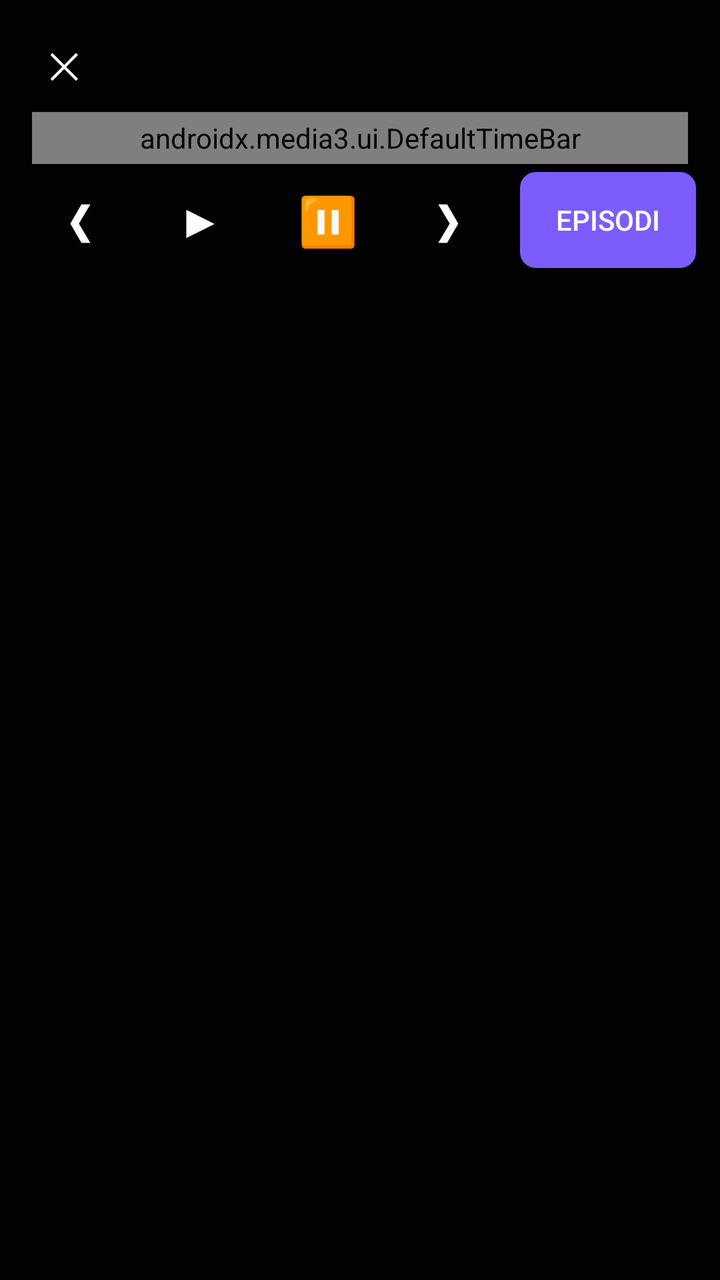
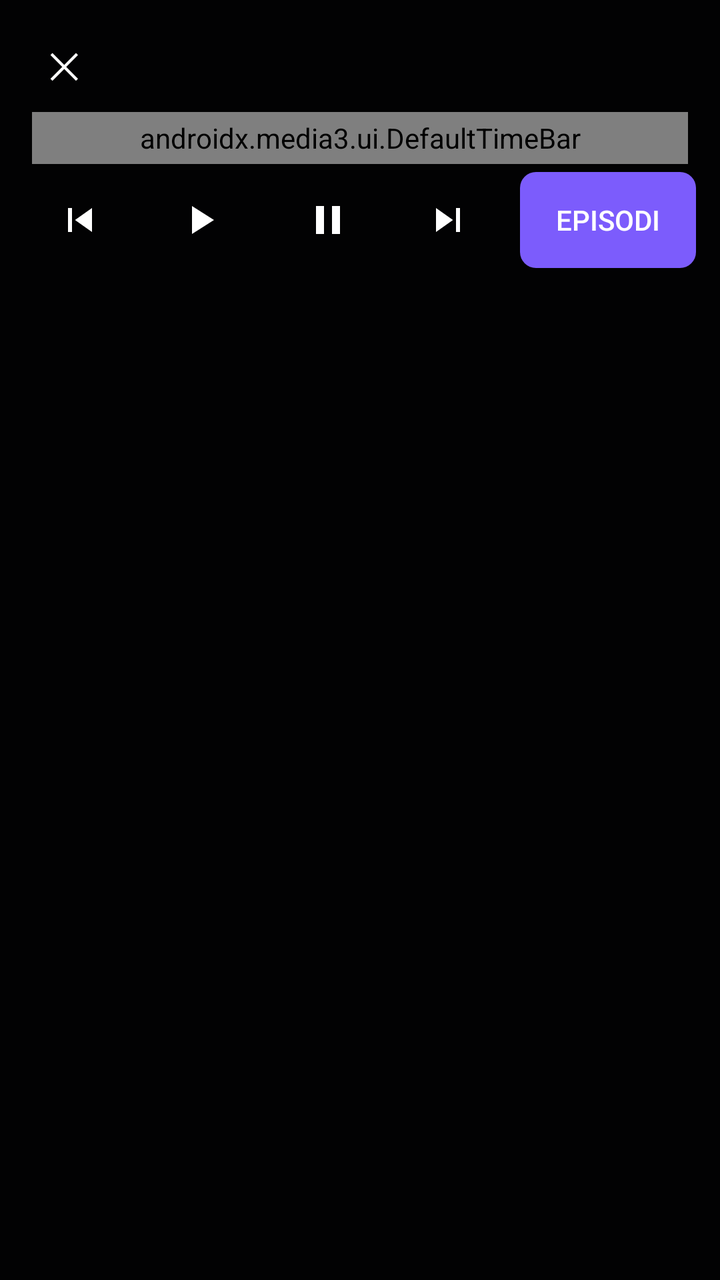

Before-and-after screenshots of an Android layout around one commit, followed by the original layout XML and the change that was made.
<!-- AndroidManifest.xml: application theme AppTheme -->
<!-- res/layout/exo_player_control_view.xml -->
<?xml version="1.0" encoding="utf-8"?>
<LinearLayout xmlns:android="http://schemas.android.com/apk/res/android"
    xmlns:app="http://schemas.android.com/apk/res-auto"
    android:layout_width="match_parent"
    android:layout_height="wrap_content"
    android:layout_gravity="bottom"
    android:background="#CC000000"
    android:orientation="vertical"
    android:padding="8dp">

    <LinearLayout
        android:layout_width="match_parent"
        android:layout_height="wrap_content"
        android:gravity="center_vertical"
        android:orientation="horizontal">

        <Button
            android:id="@+id/c_close"
            android:layout_width="48dp"
            android:layout_height="48dp"
            android:background="?android:attr/selectableItemBackground"
            android:contentDescription="@string/close_player"
            android:text="✕"
            android:textColor="#FFFFFF"
            android:textSize="18sp" />

        <TextView
            android:id="@+id/c_title"
            android:layout_width="0dp"
            android:layout_height="wrap_content"
            android:layout_weight="1"
            android:ellipsize="end"
            android:maxLines="1"
            android:paddingStart="8dp"
            android:paddingEnd="8dp"
            android:textColor="#FFFFFF"
            android:textSize="14sp" />
    </LinearLayout>

    <LinearLayout
        android:layout_width="match_parent"
        android:layout_height="wrap_content"
        android:gravity="center_vertical"
        android:orientation="horizontal">

        <TextView
            android:id="@+id/exo_position"
            android:layout_width="wrap_content"
            android:layout_height="wrap_content"
            android:paddingEnd="8dp"
            android:textColor="#FFFFFF"
            android:textSize="12sp" />

        <androidx.media3.ui.DefaultTimeBar
            android:id="@+id/exo_progress"
            android:layout_width="0dp"
            android:layout_height="26dp"
            android:layout_weight="1"
            app:played_color="@color/accent"
            app:scrubber_color="@color/accent" />

        <TextView
            android:id="@+id/exo_duration"
            android:layout_width="wrap_content"
            android:layout_height="wrap_content"
            android:paddingStart="8dp"
            android:textColor="#FFFFFF"
            android:textSize="12sp" />
    </LinearLayout>

    <LinearLayout
        android:layout_width="match_parent"
        android:layout_height="wrap_content"
        android:gravity="center"
        android:orientation="horizontal">

        <Button
            android:id="@+id/c_prev"
            android:layout_width="56dp"
            android:layout_height="56dp"
            android:background="?android:attr/selectableItemBackground"
            android:contentDescription="@string/prev_episode"
            android:text="❮"
            android:textColor="#FFFFFF"
            android:textSize="22sp" />

        <Button
            android:id="@+id/exo_play"
            android:layout_width="64dp"
            android:layout_height="56dp"
            android:background="?android:attr/selectableItemBackground"
            android:contentDescription="@string/play"
            android:text="▶"
            android:textColor="#FFFFFF"
            android:textSize="24sp" />

        <Button
            android:id="@+id/exo_pause"
            android:layout_width="64dp"
            android:layout_height="56dp"
            android:background="?android:attr/selectableItemBackground"
            android:contentDescription="@string/pause"
            android:text="⏸"
            android:textColor="#FFFFFF"
            android:textSize="24sp" />

        <Button
            android:id="@+id/c_next"
            android:layout_width="56dp"
            android:layout_height="56dp"
            android:background="?android:attr/selectableItemBackground"
            android:contentDescription="@string/next_episode"
            android:text="❯"
            android:textColor="#FFFFFF"
            android:textSize="22sp" />

        <Button
            android:id="@+id/c_episodes"
            android:layout_width="wrap_content"
            android:layout_height="48dp"
            android:layout_marginStart="8dp"
            android:background="@drawable/bg_player_btn"
            android:text="@string/episode_list"
            android:textColor="#FFFFFF"
            android:textSize="14sp" />
    </LinearLayout>
</LinearLayout>
<!-- resources referenced by this layout -->
<resources>
  <color name="accent">#7C5CFC</color>
  <!-- drawable bg_player_btn (drawable) -->
  <?xml version="1.0" encoding="utf-8"?>
  <shape xmlns:android="http://schemas.android.com/apk/res/android" android:shape="rectangle">
      <solid android:color="@color/accent" />
      <corners android:radius="8dp" />
  </shape>
  <string name="close_player">Chiudi player</string>
  <string name="episode_list">Episodi</string>
  <string name="next_episode">Episodio successivo</string>
  <string name="pause">Pausa</string>
  <string name="play">Riproduci</string>
  <string name="prev_episode">Episodio precedente</string>
  <style name="AppTheme" parent="android:Theme.Material.NoActionBar">
          <item name="android:colorPrimary">@color/accent</item>
          <item name="android:colorPrimaryDark">@color/bg</item>
          <item name="android:colorAccent">@color/accent</item>
          <item name="android:windowBackground">@color/bg</item>
          <item name="android:statusBarColor">@color/bg</item>
          <item name="android:navigationBarColor">@color/bg</item>
          <item name="android:textColorPrimary">@color/text_primary</item>
          <item name="android:textColorSecondary">@color/text_secondary</item>
          <item name="android:windowLightStatusBar">false</item>
      </style>
  <color name="bg">#0B0B10</color>
  <color name="text_primary">#FFFFFF</color>
  <color name="text_secondary">#A0A4B8</color>
</resources>

<!-- the commit's change to res/layout/exo_player_control_view.xml (unified diff, before → after) -->
@@ -74,45 +74,37 @@
         android:gravity="center"
         android:orientation="horizontal">
 
-        <Button
+        <ImageButton
             android:id="@+id/c_prev"
             android:layout_width="56dp"
             android:layout_height="56dp"
-            android:background="?android:attr/selectableItemBackground"
+            android:background="?android:attr/selectableItemBackgroundBorderless"
             android:contentDescription="@string/prev_episode"
-            android:text="❮"
-            android:textColor="#FFFFFF"
-            android:textSize="22sp" />
+            android:src="@drawable/ic_prev" />
 
-        <Button
+        <ImageButton
             android:id="@+id/exo_play"
             android:layout_width="64dp"
             android:layout_height="56dp"
-            android:background="?android:attr/selectableItemBackground"
+            android:background="?android:attr/selectableItemBackgroundBorderless"
             android:contentDescription="@string/play"
-            android:text="▶"
-            android:textColor="#FFFFFF"
-            android:textSize="24sp" />
+            android:src="@drawable/ic_play" />
 
-        <Button
+        <ImageButton
             android:id="@+id/exo_pause"
             android:layout_width="64dp"
             android:layout_height="56dp"
-            android:background="?android:attr/selectableItemBackground"
+            android:background="?android:attr/selectableItemBackgroundBorderless"
             android:contentDescription="@string/pause"
-            android:text="⏸"
-            android:textColor="#FFFFFF"
-            android:textSize="24sp" />
+            android:src="@drawable/ic_pause" />
 
-        <Button
+        <ImageButton
             android:id="@+id/c_next"
             android:layout_width="56dp"
             android:layout_height="56dp"
-            android:background="?android:attr/selectableItemBackground"
+            android:background="?android:attr/selectableItemBackgroundBorderless"
             android:contentDescription="@string/next_episode"
-            android:text="❯"
-            android:textColor="#FFFFFF"
-            android:textSize="22sp" />
+            android:src="@drawable/ic_next" />
 
         <Button
             android:id="@+id/c_episodes"
<!-- resource entries referenced after the edit -->
@@ -7,6 +7,42 @@
       <solid android:color="@color/accent" />
       <corners android:radius="8dp" />
   </shape>
+  <!-- drawable ic_next (drawable) -->
+  <?xml version="1.0" encoding="utf-8"?>
+  <vector xmlns:android="http://schemas.android.com/apk/res/android"
+      android:width="24dp" android:height="24dp"
+      android:viewportWidth="24" android:viewportHeight="24">
+      <path
+          android:fillColor="#FFFFFFFF"
+          android:pathData="M6,18l8.5,-6L6,6v12zM16,6v12h2V6h-2z" />
+  </vector>
+  <!-- drawable ic_pause (drawable) -->
+  <?xml version="1.0" encoding="utf-8"?>
+  <vector xmlns:android="http://schemas.android.com/apk/res/android"
+      android:width="24dp" android:height="24dp"
+      android:viewportWidth="24" android:viewportHeight="24">
+      <path
+          android:fillColor="#FFFFFFFF"
+          android:pathData="M6,19h4L10,5L6,5v14zM14,5v14h4v-14h-4z" />
+  </vector>
+  <!-- drawable ic_play (drawable) -->
+  <?xml version="1.0" encoding="utf-8"?>
+  <vector xmlns:android="http://schemas.android.com/apk/res/android"
+      android:width="24dp" android:height="24dp"
+      android:viewportWidth="24" android:viewportHeight="24">
+      <path
+          android:fillColor="#FFFFFFFF"
+          android:pathData="M8,5v14l11,-7z" />
+  </vector>
+  <!-- drawable ic_prev (drawable) -->
+  <?xml version="1.0" encoding="utf-8"?>
+  <vector xmlns:android="http://schemas.android.com/apk/res/android"
+      android:width="24dp" android:height="24dp"
+      android:viewportWidth="24" android:viewportHeight="24">
+      <path
+          android:fillColor="#FFFFFFFF"
+          android:pathData="M6,6h2v12L6,18zM9.5,12l8.5,6L18,6z" />
+  </vector>
   <string name="close_player">Chiudi player</string>
   <string name="episode_list">Episodi</string>
   <string name="next_episode">Episodio successivo</string>
